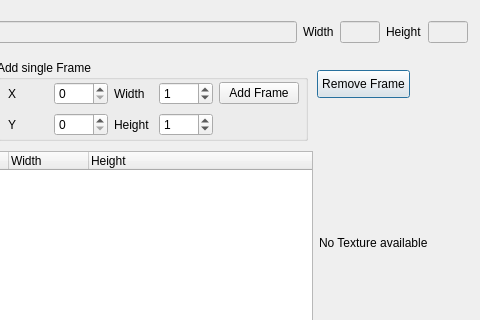
paarm/bricklebrit, file brickleedit/src/gui/textureframeeditor/textureframeeditor.ui: the form before one commit; both pictures show x 253 to 733 and y 0 to 320 of the 733 by 582 pixel window.
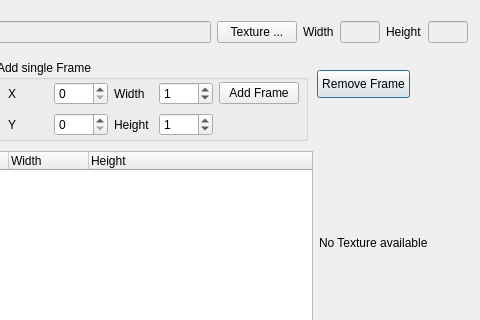
The form after the commit.

```diff
--- a/brickleedit/src/gui/textureframeeditor/textureframeeditor.ui
+++ b/brickleedit/src/gui/textureframeeditor/textureframeeditor.ui
@@ -260,6 +260,13 @@
       </property>
      </widget>
     </item>
+    <item>
+     <widget class="QPushButton" name="pushButton">
+      <property name="text">
+       <string>Texture ...</string>
+      </property>
+     </widget>
+    </item>
     <item>
      <widget class="QLabel" name="label_2">
       <property name="text">
@@ -308,7 +315,7 @@
     </item>
    </layout>
   </widget>
-  <widget class="QWidget" name="">
+  <widget class="QWidget" name="layoutWidget">
    <property name="geometry">
     <rect>
      <x>21</x>
```
Left out of the diff: 18 changed lines with no effect on the pictures.
